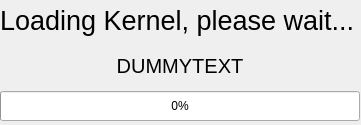
Above: Progress.ui from WRooke/LinuxUpdateUtility before the change. Below: the same form after it.
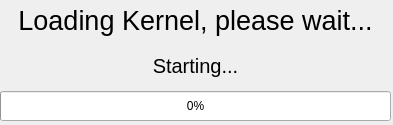
That is the form after the change. Icons and pictures are not drawn.

Patch:
```diff
--- a/Progress.ui
+++ b/Progress.ui
@@ -6,7 +6,7 @@
    <rect>
     <x>0</x>
     <y>0</y>
-    <width>361</width>
+    <width>393</width>
     <height>125</height>
    </rect>
   </property>
@@ -18,7 +18,7 @@
     <rect>
      <x>0</x>
      <y>0</y>
-     <width>360</width>
+     <width>391</width>
      <height>121</height>
     </rect>
    </property>
@@ -34,6 +34,9 @@
       <property name="text">
        <string>Loading Kernel, please wait...</string>
       </property>
+      <property name="alignment">
+       <set>Qt::AlignCenter</set>
+      </property>
      </widget>
     </item>
     <item>
@@ -45,7 +48,7 @@
        </font>
       </property>
       <property name="text">
-       <string>DUMMYTEXT</string>
+       <string>Starting...</string>
       </property>
       <property name="alignment">
        <set>Qt::AlignCenter</set>
@@ -66,12 +69,18 @@
       <property name="value">
        <number>0</number>
       </property>
+      <property name="alignment">
+       <set>Qt::AlignCenter</set>
+      </property>
       <property name="textVisible">
        <bool>true</bool>
       </property>
       <property name="invertedAppearance">
        <bool>false</bool>
       </property>
+      <property name="textDirection">
+       <enum>QProgressBar::TopToBottom</enum>
+      </property>
      </widget>
     </item>
    </layout>
```
Left out of the diff: 10 changed lines with no effect on the pictures.
